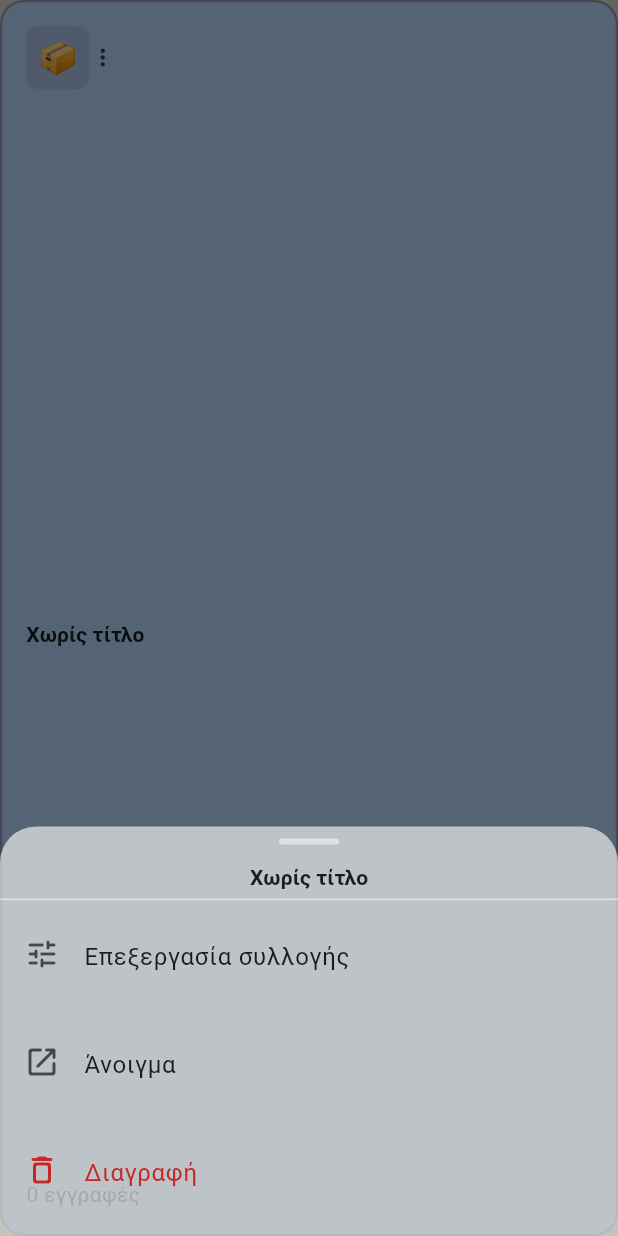
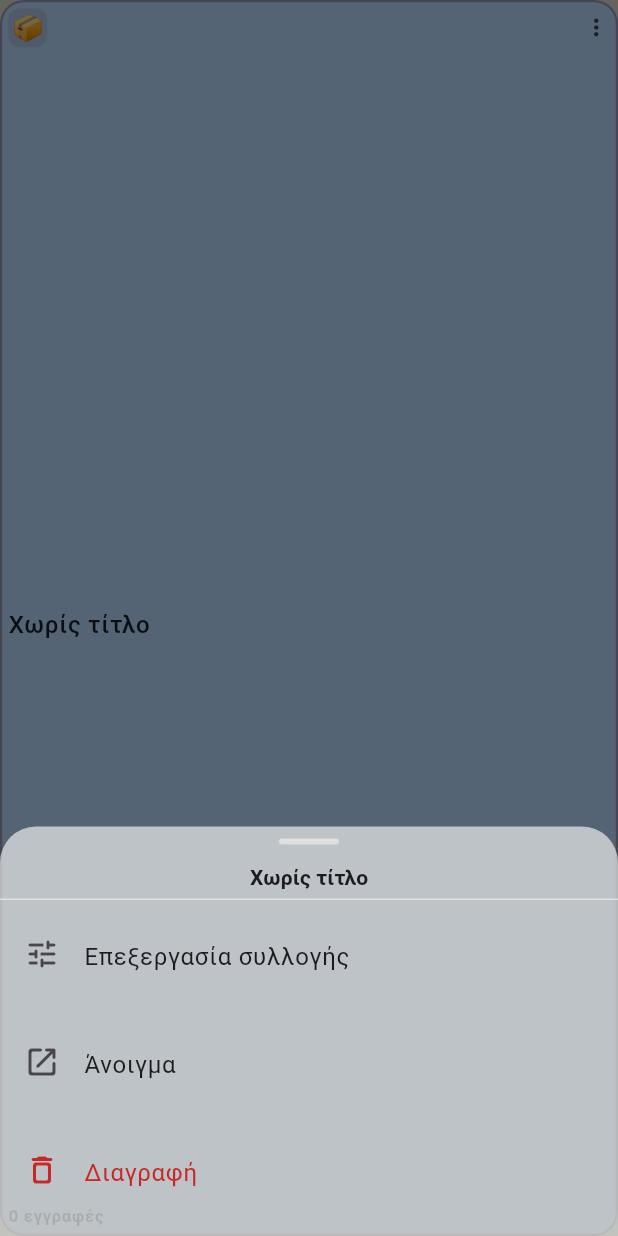
Before and after one commit to aristos62-bit/note, a Flutter app: the _DraggableCollectionCard widget shown alone on an empty page, opened directly with empty values, after a tap on the "more vert" icon, on a phone screen of 412 x 824 dp. Run offline on Flutter 3.47's test engine with Material 3 defaults, Android fonts, the phone set to English and light mode, and no system bars; our stand-ins replace file_picker, flutter_local_notifications, flutter_riverpod, go_router, isar, timezone; accounts and stored records are empty; generated files the repository leaves out were written again.

Commit message:
bauck  back

```diff
--- a/lib/features/collections/collections_screen.dart
+++ b/lib/features/collections/collections_screen.dart
@@ -183,7 +183,7 @@ class _CollectionsScreenState extends ConsumerState<CollectionsScreen>
     DebugConfig.nav('Collections: create in folder id=$selectedFolderId');
     final item = await ref.read(itemNotifierProvider.notifier).create(
       type: ItemType.project,
-      title: 'Νέα Συλλογή',
+      // title: 'Νέα Συλλογή',
       folderId: selectedFolderId,
     );
     if (item == null || !mounted) return;
@@ -246,10 +246,10 @@ class _CollectionsScreenState extends ConsumerState<CollectionsScreen>
         ],
       ),
       floatingActionButton: selectedFolderId != null
-          ? FloatingActionButton.extended(
+          ? FloatingActionButton(
         onPressed: _createCollection,
-        icon: const Icon(Icons.add_rounded),
-        label: const Text('Νέα Συλλογή'),
+        tooltip: 'Νέα Συλλογή',
+        child: const Icon(Icons.add_rounded),
       )
           : null,
       body: Column(
@@ -418,7 +418,9 @@ class _CollectionsGrid extends StatelessWidget {
   @override
   Widget build(BuildContext context) {
     // Auto-detect: mobile→2, tablet/desktop→gridColumns+1
-    final cols = context.gridColumns == 1 ? 2 : context.gridColumns + 1;
+    final cols = context.gridColumns == 1
+        ? 3
+        : (context.gridColumns == 2 ? 4 : 6);
 
     return GridView.builder(
       padding: EdgeInsets.fromLTRB(
@@ -431,7 +433,7 @@ class _CollectionsGrid extends StatelessWidget {
         crossAxisCount: cols,
         mainAxisSpacing: Spacing.md,
         crossAxisSpacing: Spacing.md,
-        mainAxisExtent: 150,
+        childAspectRatio: 1,
       ),
       itemCount: collections.length,
       itemBuilder: (_, i) => _DraggableCollectionCard(
@@ -478,38 +480,45 @@ class _DraggableCollectionCard extends ConsumerWidget {
         border: Border.all(color: accentColor.withValues(alpha: 0.5), width: 1.5),
       ),
       child: Padding(
-        padding: const EdgeInsets.all(Spacing.md),
+        padding: const EdgeInsets.all(Spacing.xs),
         child: Column(
           crossAxisAlignment: CrossAxisAlignment.start,
           mainAxisAlignment: MainAxisAlignment.spaceBetween,
           children: [
+            // Πάνω γραμμή: εικονίδιο αριστερά, μενού δεξιά
             Row(
               children: [
                 Container(
-                  width: 42,
-                  height: 42,
+                  width: 26,
+                  height: 26,
                   decoration: BoxDecoration(
                     color: accentColor.withValues(alpha: 0.15),
                     borderRadius: BorderRadius.circular(AppRadius.sm),
                   ),
-                  child: Center(child: Text(icon, style: const TextStyle(fontSize: 22))),
+                  child: Center(child: Text(icon, style: const TextStyle(fontSize: 18))),
                 ),
-                const SizedBox(height: 4),
+                const Spacer(),
                 GestureDetector(
                   onTap: () => _showActions(context, ref),
                   child: Icon(Icons.more_vert_rounded, size: 18, color: secondaryForeground),
                 ),
               ],
             ),
-            const SizedBox(height: 4),
+            const SizedBox(height: Spacing.xs), // 4
             Text(
               item.title ?? 'Χωρίς τίτλο',
-              style: context.titleSm.copyWith(color: foregroundColor),
+              style: context.bodyLg.copyWith(
+                color: foregroundColor,
+                fontWeight: FontWeight.w500,
+              ),
               maxLines: 1,
               overflow: TextOverflow.ellipsis,
             ),
-            const SizedBox(height: 4),
-            Text('${counts[item.id] ?? 0} εγγραφές'),
+            const SizedBox(height: Spacing.xs),
+            Text(
+              '${counts[item.id] ?? 0} εγγραφές',
+              style: context.labelSm.copyWith(color: secondaryForeground),
+            ),
           ],
         ),
       ),
@@ -550,28 +559,46 @@ class _DraggableCollectionCard extends ConsumerWidget {
           children: [
             Container(
               margin: const EdgeInsets.symmetric(vertical: Spacing.sm),
-              width: 40, height: 4,
-              decoration: BoxDecoration(color: context.cBorder, borderRadius: BorderRadius.circular(2)),
+              width: 40,
+              height: 4,
+              decoration: BoxDecoration(
+                color: context.cBorder,
+                borderRadius: BorderRadius.circular(2),
+              ),
             ),
             Padding(
               padding: const EdgeInsets.symmetric(horizontal: Spacing.lg, vertical: Spacing.xs),
-              child: Text(item.title ?? 'Χωρίς τίτλο', style: context.titleSm, maxLines: 1, overflow: TextOverflow.ellipsis),
+              child: Text(
+                item.title ?? 'Χωρίς τίτλο',
+                style: context.titleSm,
+                maxLines: 1,
+                overflow: TextOverflow.ellipsis,
+              ),
             ),
             const Divider(),
             ListTile(
               leading: const Icon(Icons.tune_rounded),
               title: const Text('Επεξεργασία συλλογής'),
-              onTap: () { Navigator.pop(context); onEdit(); },
+              onTap: () {
+                Navigator.pop(context);
+                onEdit();
+              },
             ),
             ListTile(
               leading: const Icon(Icons.open_in_new_rounded),
               title: const Text('Άνοιγμα'),
-              onTap: () { Navigator.pop(context); onTap(); },
+              onTap: () {
+                Navigator.pop(context);
+                onTap();
+              },
             ),
             ListTile(
               leading: Icon(Icons.delete_outline_rounded, color: context.cError),
               title: Text('Διαγραφή', style: TextStyle(color: context.cError)),
-              onTap: () { Navigator.pop(context); onDelete(); },
+              onTap: () {
+                Navigator.pop(context);
+                onDelete();
+              },
             ),
             const SizedBox(height: Spacing.sm),
           ],
--- a/lib/features/contacts/contact_list_screen.dart
+++ b/lib/features/contacts/contact_list_screen.dart
@@ -112,7 +112,7 @@ class _ContactListScreenState extends ConsumerState<ContactListScreen>
           ? FloatingActionButton(
         onPressed: _createContact,
         tooltip: 'Νέα επαφή',
-        child: const Icon(Icons.person_add_rounded),
+        child: const Icon(Icons.add_rounded),
       )
           : null,
       body: Column(
--- a/lib/features/home/home_screen.dart
+++ b/lib/features/home/home_screen.dart
@@ -101,7 +101,7 @@ class _HomeScreenState extends ConsumerState<HomeScreen> {
         tooltip: 'Νέος φάκελος',
         backgroundColor: context.cPrimary,
         foregroundColor: context.cOnPrimary,
-        child: const Icon(Icons.create_new_folder_rounded),
+        child: const Icon(Icons.add_rounded),
       ),
       body: CustomScrollView(
         slivers: [
```
Also changed, not shown: lib/features/collections/collection_detail_screen.dart (+87 -23 lines), lib/features/collections/collection_entries_screen.dart (+83 -29 lines).
